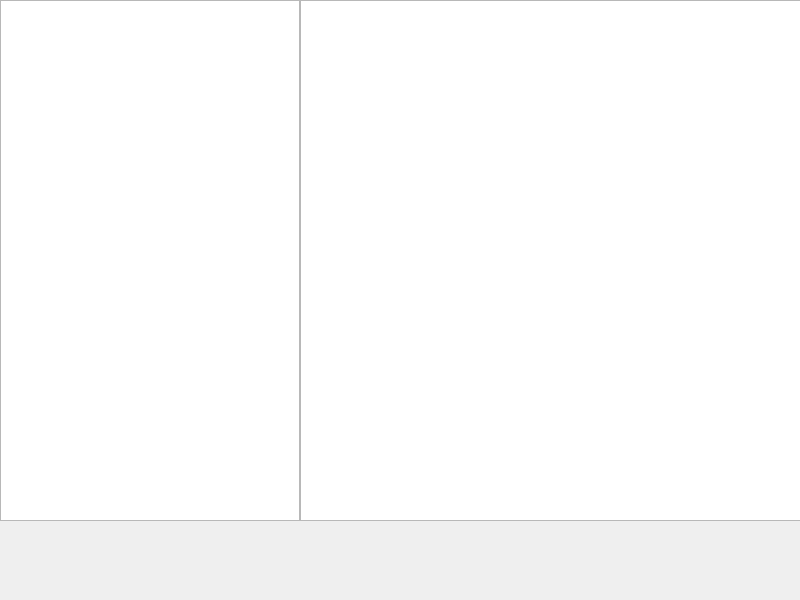
Above: osd/ringwnd.ui from jpcstpj7281/gameseer before the change. Below: the same form after it.
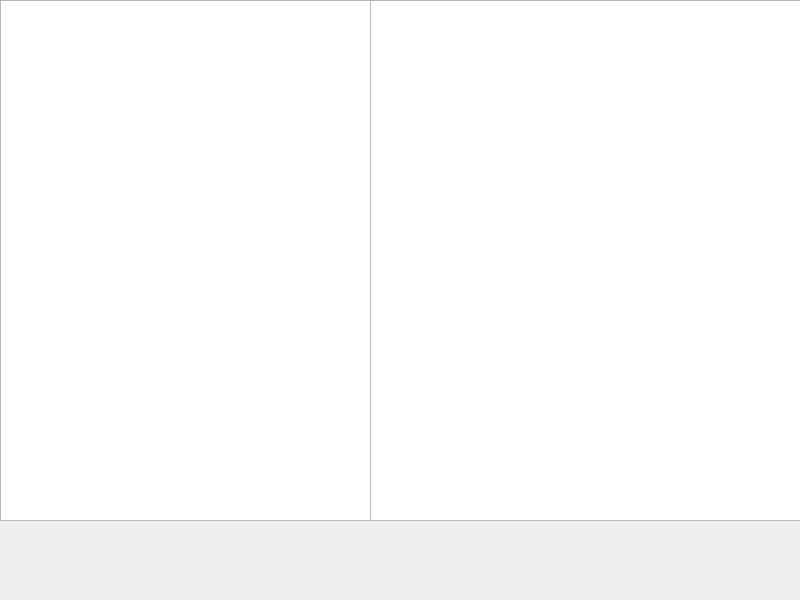
That is the form after the change.

Diff of the .ui file:
```diff
--- a/osd/ringwnd.ui
+++ b/osd/ringwnd.ui
@@ -24,7 +24,7 @@
     <rect>
      <x>0</x>
      <y>0</y>
-     <width>300</width>
+     <width>371</width>
      <height>521</height>
     </rect>
    </property>
@@ -38,9 +38,9 @@
   <widget class="QTableWidget" name="rnodeTable">
    <property name="geometry">
     <rect>
-     <x>300</x>
+     <x>370</x>
      <y>0</y>
-     <width>501</width>
+     <width>431</width>
      <height>521</height>
     </rect>
    </property>
```
